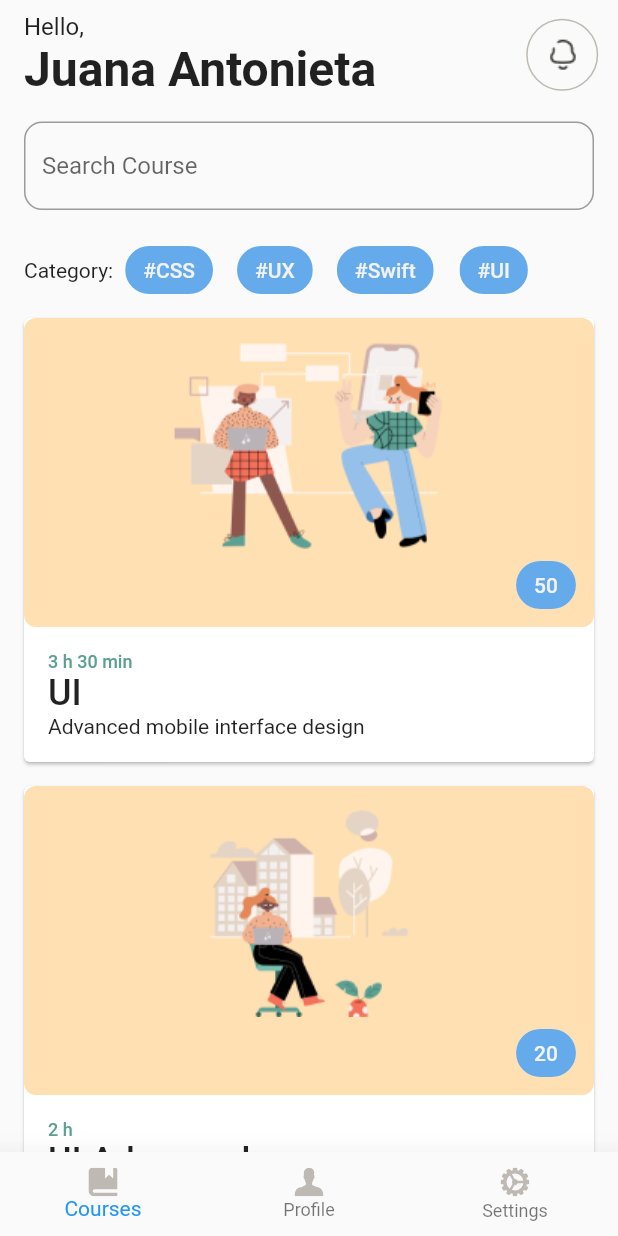
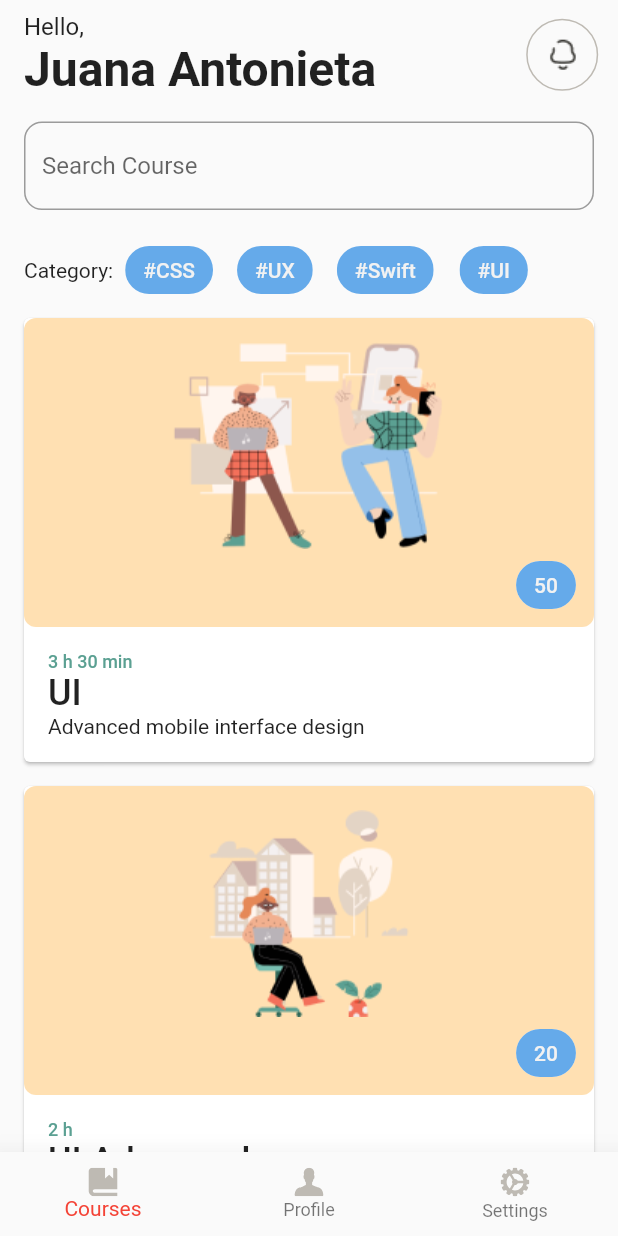
Before and after one commit to eajane28/edtech_mobileapp, a Flutter app: the HomeView screen opened by its route, on a phone screen of 412 x 824 dp. Run offline on Flutter 3.47's test engine with Material 2 defaults, Android fonts, the phone set to English and light mode, and no system bars; our stand-ins replace flutter_svg, stacked, stacked_services, stacked_shared.

Commit message:
Trying to have page view and tapping at the same time

```diff
--- a/lib/ui/views/home/home_view.dart
+++ b/lib/ui/views/home/home_view.dart
@@ -1,6 +1,9 @@
 // import 'package:edtech_mobile/model/intro_data.dart';
 
 // import 'package:edtech_mobile/ui/common/back_button.dart';
+import 'package:edtech_mobile/ui/views/courses/courses_view.dart';
+import 'package:edtech_mobile/ui/views/profile/profile_view.dart';
+import 'package:edtech_mobile/ui/views/settings/settings_view.dart';
 import 'package:flutter/material.dart';
 import 'package:flutter_svg/flutter_svg.dart';
 import 'package:stacked/stacked.dart';
@@ -10,24 +13,46 @@ import 'package:stacked/stacked.dart';
 
 import 'home_viewmodel.dart';
 
-class HomeView extends StackedView<HomeViewModel> {
+class HomeView extends StatelessWidget {
   const HomeView({Key? key}) : super(key: key);
 
   @override
-  Widget builder(
-    BuildContext context,
-    HomeViewModel viewModel,
-    Widget? child,
-  ) {
-    return Scaffold(
-      body: SafeArea(
-          child: PageView(children: viewModel.pages.map((e) => e).toList())),
-      bottomNavigationBar: BottomNavigationBar(
-        elevation: 16,
+  Widget build(BuildContext context) {
+    return ViewModelBuilder<HomeViewModel>.reactive(
+      builder: (context, model, child) => Scaffold(
+        body: SafeArea(
+          child: SingleChildScrollView(
+            child: Column(
+            children: [
+              getInfo(model.currentIndex),
+            //   PageView(
+            //   physics: const BouncingScrollPhysics(),
+            //   // controller: PageController.nextPage(curve: Curves.linear, duration: ),
+            //   onPageChanged: model.setIndex,
+            //   children: model.pages.map((e) => e).toList(),
+            //   //   pageChanged (index);
+            //   // },
+            // ),
+            ],
+                  ),
+          )),
+        // SafeArea(
+        //   child: PageView(
+        //     physics: const BouncingScrollPhysics(),
+        //     // controller: PageController.nextPage(curve: Curves.linear, duration: ),
+        //     // onPageChanged: viewModel.onItemTapped,
+        //     //   pageChanged (index);
+        //     // },
+        //   ),
+        // ),
+        bottomNavigationBar: BottomNavigationBar(
+          currentIndex: model.currentIndex,
+          onTap: model.setIndex,
+          selectedItemColor: Colors.red,
+          elevation: 16,
           iconSize: 20.0,
           // type: BottomNavigationBarType.shifting,
-          currentIndex: 0,
-          onTap: (val) {},
+
           items: <BottomNavigationBarItem>[
             BottomNavigationBarItem(
               label: "Courses",
@@ -41,13 +66,24 @@ class HomeView extends StackedView<HomeViewModel> {
               label: "Settings",
               icon: SvgPicture.asset('assets/icons/wheel.svg', width: 20),
             ),
-          ]),
+          ],
+          // onTap: (index) => viewModel.onItemTapped,
+        ),
+      ),
+      viewModelBuilder: () => HomeViewModel(),
     );
   }
 
-  @override
-  HomeViewModel viewModelBuilder(
-    BuildContext context,
-  ) =>
-      HomeViewModel();
+  Widget getInfo(int index) {
+    switch (index) {
+      case 0:
+        return const CoursesView();
+      case 1:
+        return const ProfileView();
+      case 2:
+        return const SettingsView();
+        default:
+        return const CoursesView();
+    }
+  }
 }
--- a/lib/ui/views/home/home_viewmodel.dart
+++ b/lib/ui/views/home/home_viewmodel.dart
@@ -9,9 +9,9 @@ import 'package:flutter/material.dart';
 import 'package:stacked/stacked.dart';
 // import 'package:stacked_services/stacked_services.dart';
 
-class HomeViewModel extends BaseViewModel {
+class HomeViewModel extends IndexTrackingViewModel {
   var pageController = PageController();
-  int _selectedIndex = 0;
+  int selectedIndex = 0;
   final pages = [
     const CoursesView(),
     const ProfileView(),
@@ -25,8 +25,17 @@ class HomeViewModel extends BaseViewModel {
 //     rebuildUi();
 //   }
 
-  void onItemTapped(int index) {
-    _selectedIndex = index;
+  void onItemTapped(int value) {
+
+    // print ('onItemTapped $value');
+    selectedIndex = value;
     rebuildUi();
   }
+
+  void onNexPage() {
+    if (selectedIndex < 2) {
+      pageController.nextPage(
+          curve: Curves.linear, duration: const Duration(milliseconds: 300));
+    }
 }
+}
--- a/lib/ui/views/login/login_viewmodel.dart
+++ b/lib/ui/views/login/login_viewmodel.dart
@@ -34,6 +34,6 @@ class LoginViewModel extends BaseViewModel {
 
   void profile() //dummy
   {
-    _navigationService.replaceWithHomeView();
+    _navigationService.navigateToHomeView();
   }
 }
```
